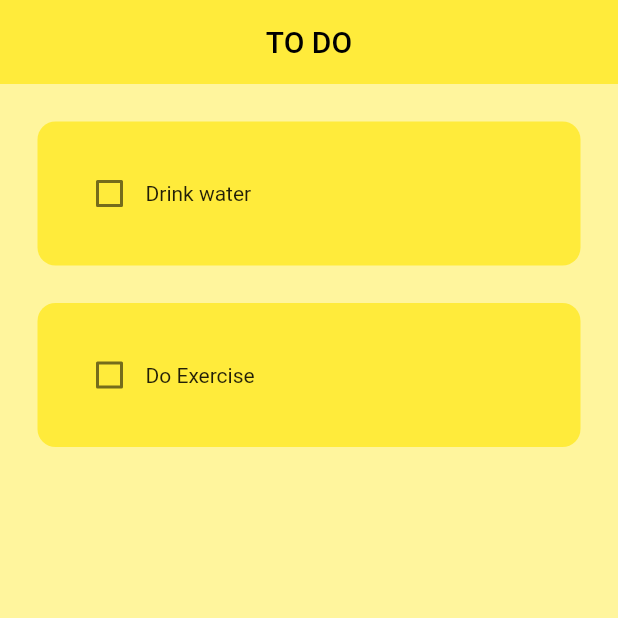
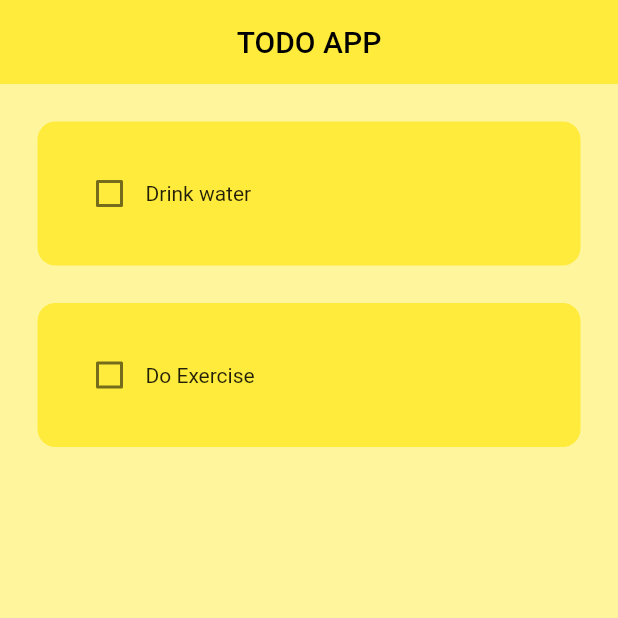
Before and after one commit to Dinesh-1732003/ToDo-Flutter, a Flutter app: the screen it shows after launch, on a phone screen of 412 x 824 dp, the top half of it. Run offline on Flutter 3.47's test engine with Material 2 defaults, Android fonts, the phone set to English and light mode, and no system bars; drawn by our look-alikes of flutter_slidable; our stand-ins replace hive_flutter; accounts and stored records are empty.

Commit message:
change the app of the application

```diff
--- a/lib/home_page.dart
+++ b/lib/home_page.dart
@@ -79,7 +79,7 @@ class _HomePageState extends State<HomePage> {
     return Scaffold(
       backgroundColor: Colors.yellow[200],
       appBar: AppBar(
-        title: Center(child: Text('TO DO')),
+        title: Center(child: Text('TODO APP')),
         elevation: 0,
       ),
       floatingActionButton: FloatingActionButton(
```
